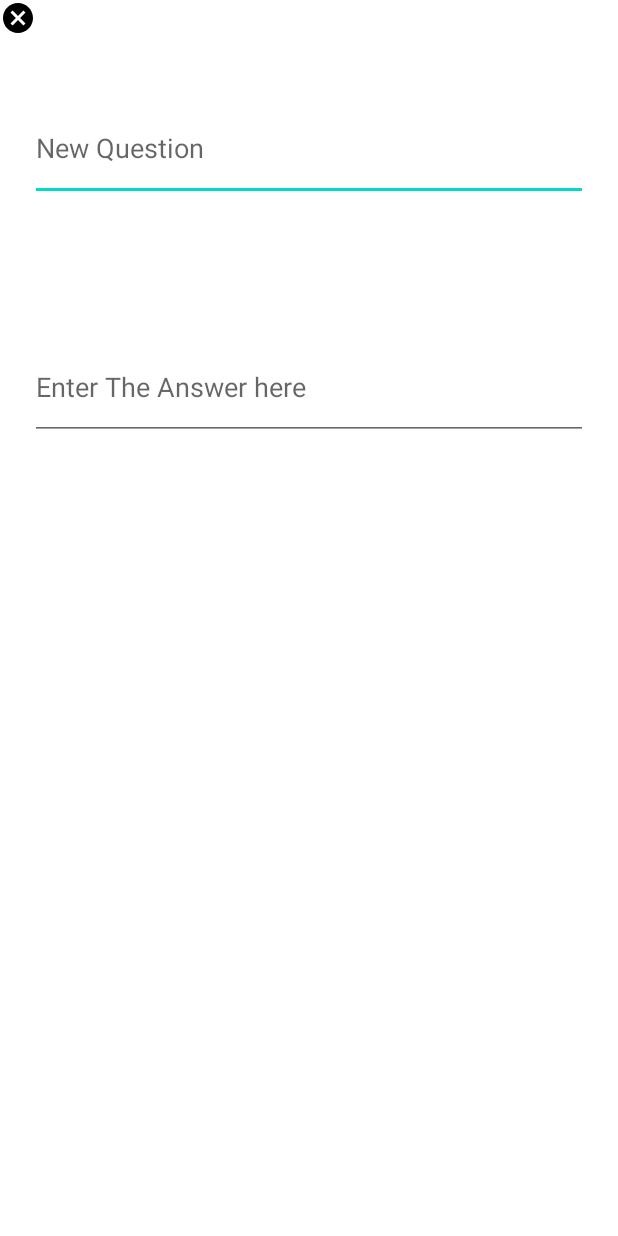
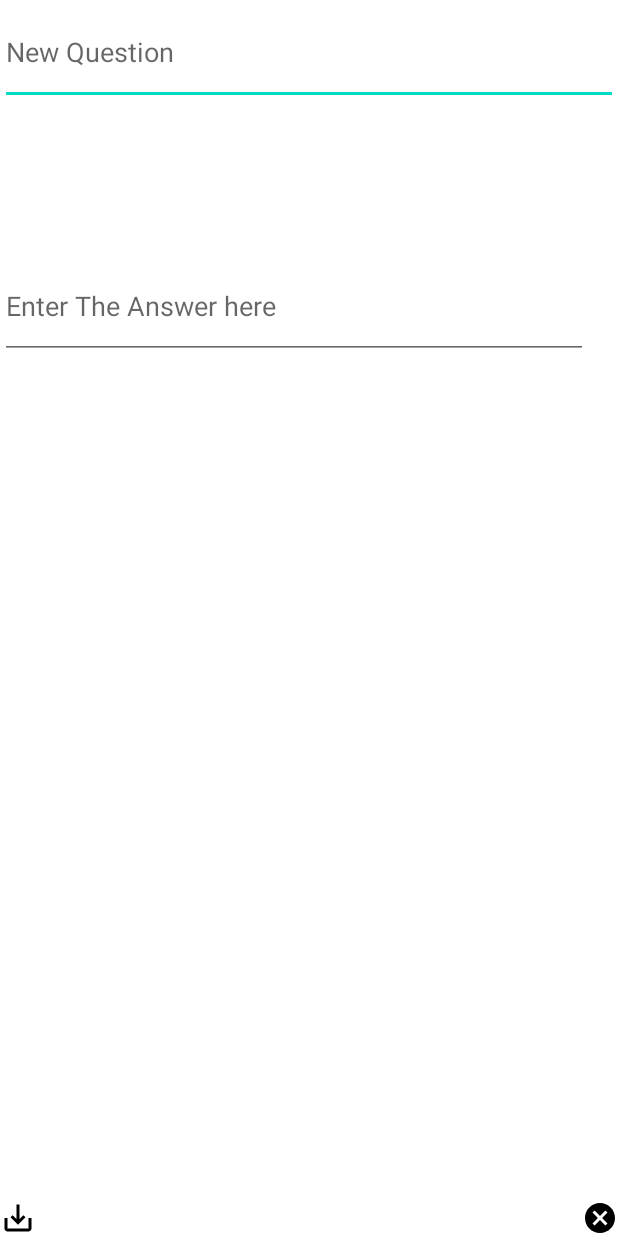
Before and after one commit to EngineFlower/Flash_Card_App, an Android app: the AddCardActivity screen opened directly, with no data from a screen before it, on a phone screen of 412 x 824 dp. Run offline under Robolectric (Android 15) with nearby library versions, the light colour scheme and no system bars.

Commit message:
added ability to add new question and answer

```diff
--- /dev/null
+++ b/app/src/main/res/drawable/save_button.xml
@@ -0,0 +1,5 @@
+<vector android:autoMirrored="true" android:height="24dp"
+    android:tint="#000000" android:viewportHeight="24"
+    android:viewportWidth="24" android:width="24dp" xmlns:android="http://schemas.android.com/apk/res/android">
+    <path android:fillColor="@android:color/white" android:pathData="M19,12v7L5,19v-7L3,12v7c0,1.1 0.9,2 2,2h14c1.1,0 2,-0.9 2,-2v-7h-2zM13,12.67l2.59,-2.58L17,11.5l-5,5 -5,-5 1.41,-1.41L11,12.67L11,3h2z"/>
+</vector>
--- a/app/src/main/res/layout/activity_add_card.xml
+++ b/app/src/main/res/layout/activity_add_card.xml
@@ -1,48 +1,52 @@
 <?xml version="1.0" encoding="utf-8"?>
-<androidx.constraintlayout.widget.ConstraintLayout xmlns:android="http://schemas.android.com/apk/res/android"
+<RelativeLayout
+    xmlns:android="http://schemas.android.com/apk/res/android"
     xmlns:app="http://schemas.android.com/apk/res-auto"
     xmlns:tools="http://schemas.android.com/tools"
     android:layout_width="match_parent"
     android:layout_height="match_parent"
     tools:context=".AddCardActivity">
-<!--Adds icon for exit button-->
+
+
+
+    <!--Icon for save button-->
+
+    <!--Adds icon for exit button-->
+
+    <!--Adds text bar to enter in new question-->
+
+
     <ImageView
+        android:id="@+id/save_button"
+        android:layout_width="wrap_content"
+        android:layout_height="wrap_content"
+        android:layout_alignParentLeft="false"
+        android:layout_alignParentBottom="true"
+        android:src="@drawable/save_button" />
+
+    <ImageView
+        android:layout_alignParentEnd="true"
         android:id="@+id/exit_button"
         android:layout_width="wrap_content"
         android:layout_height="wrap_content"
-        android:layout_alignParentEnd="true"
         android:layout_alignParentBottom="true"
-        android:src="@drawable/exit_icon"
-        tools:ignore="MissingConstraints"
-        tools:layout_editor_absoluteX="382dp"
-        tools:layout_editor_absoluteY="703dp" />
+        android:src="@drawable/exit_icon" />
 
-    <!--Adds text bar to enter in new question-->
+    <!--Adds text bar to enter in new answer-->
     <EditText
         android:id="@+id/add_question"
         android:layout_width="match_parent"
         android:layout_height="70dp"
-        android:layout_margin="20dp"
-        android:hint="New Question"
-        app:layout_constraintBottom_toBottomOf="parent"
-        app:layout_constraintEnd_toEndOf="parent"
-        app:layout_constraintHorizontal_bias="0.4"
-        app:layout_constraintStart_toStartOf="parent"
-        app:layout_constraintTop_toTopOf="parent"
-        app:layout_constraintVertical_bias="0.062" />
+        android:hint="New Question" />
 
-    <!--Adds text bar to enter in new answer-->
     <EditText
         android:id="@+id/add_answer"
         android:layout_width="match_parent"
         android:layout_height="70dp"
-        android:layout_margin="20dp"
-        android:hint="Enter The Answer here"
-        app:layout_constraintBottom_toBottomOf="parent"
-        app:layout_constraintEnd_toEndOf="parent"
-        app:layout_constraintStart_toStartOf="parent"
-        app:layout_constraintTop_toBottomOf="@+id/add_question"
-        app:layout_constraintVertical_bias="0.12" />
+        android:layout_below="@id/add_question"
+        android:layout_marginTop="99dp"
+        android:layout_marginEnd="20dp"
+        android:hint="Enter The Answer here" />
 
 
-</androidx.constraintlayout.widget.ConstraintLayout>
+</RelativeLayout>
--- a/app/src/main/res/layout/activity_main.xml
+++ b/app/src/main/res/layout/activity_main.xml
@@ -27,9 +27,9 @@
 
     <ImageView
         android:id="@+id/add_question_button"
+        android:src="@drawable/icon_add"
         android:layout_width="wrap_content"
         android:layout_height="wrap_content"
-        android:src="@drawable/icon_add"
         android:layout_alignParentBottom="true"
         android:layout_alignParentEnd="true"/>
 
```
Also changed, not shown: app/src/main/java/com/example/flashcardapp/AddCardActivity.kt (+17 -0 lines), app/src/main/java/com/example/flashcardapp/MainActivity.kt (+23 -2 lines).
